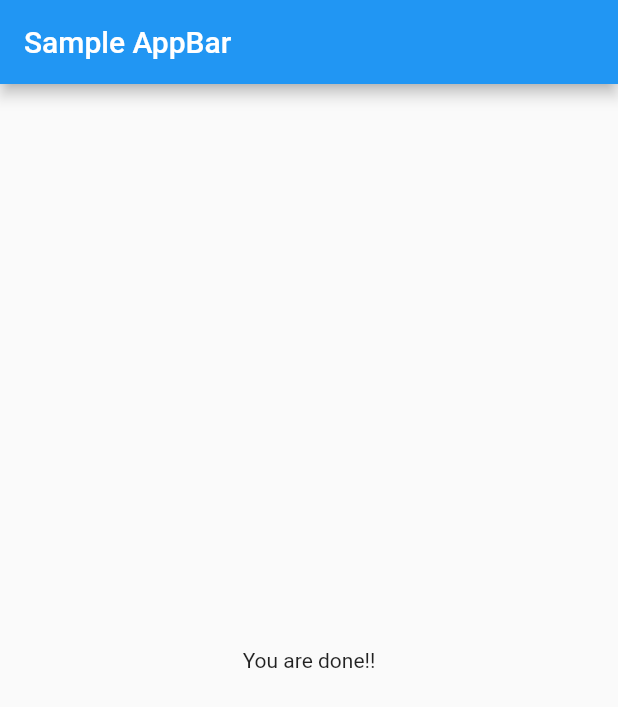
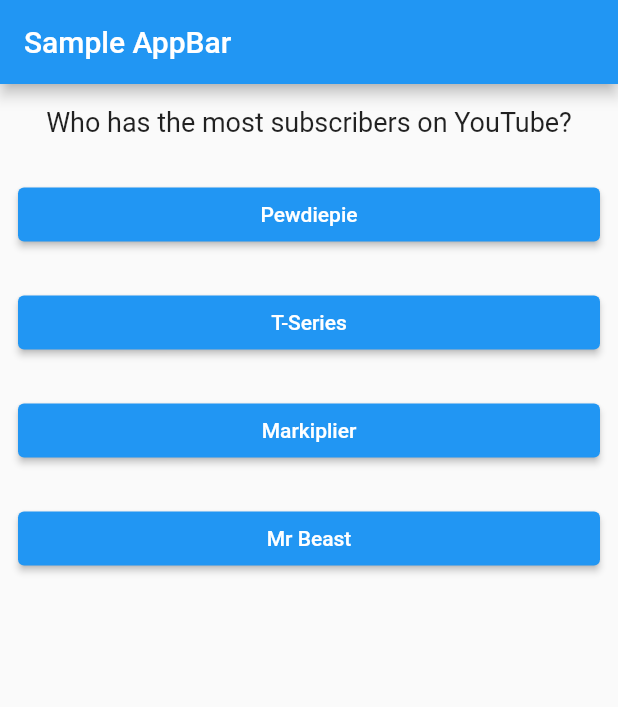
Before and after one commit to khkred/flutter-notes, a Flutter app: the screen it shows after launch, after a tap on "Larry Page", after a tap on "Rhino", after a tap on "Hyper Text Transfer Protocol", on a phone screen of 412 x 824 dp. Shown: the top 707 px of the screen. Run offline on Flutter 3.47's test engine with Material 2 defaults, Android fonts, the light colour scheme and no system bars.

Commit message:
Started score function

```diff
--- a/flutter-programs/first_project/lib/main.dart
+++ b/flutter-programs/first_project/lib/main.dart
@@ -1,7 +1,8 @@
 import 'package:flutter/material.dart';
-
+import 'results.dart';
 import 'question.dart';
 import 'answer.dart';
+import 'quiz.dart';
 
 void main() => runApp(MyApp());
 
@@ -25,7 +26,7 @@
     },
     {
       'questionText': "What is the largest mammal on Earth?",
-      'answers': ["Elephant", "Rhino", "Giraffe", "Human"]
+      'answers': ["Elephant", "Rhino", "Giraffe", "Blue Whale"]
     },
     {
       'questionText': "What is the full form of HTTP?",
@@ -34,12 +35,30 @@
         "High Transfer Transmission Protocol",
         "Hyper Text Transfer Protocol"
       ]
+    },
+    {
+      'questionText': "Who has the most subscribers on YouTube?",
+      'answers': [
+        "Pewdiepie",
+        "T-Series",
+        "Markiplier",
+        "Mr Beast"
+      ]
+    },
+    {
+      'questionText': "Did Neil Armstrong really land on the moon?",
+      'answers': [
+        "Yes",
+        "No"
+      ]
     }
   ];
 
   // Get List of Questions
 
   var _index = 0;
+
+  var answersIndex = [2,3,2,1,0];
 
   void answerChoice() {
       setState(() {
@@ -49,6 +68,10 @@
     print(_index);
   }
 
+  var score = 0;
+
+
+
   @override
   Widget build(BuildContext context) {
     return MaterialApp(
@@ -56,16 +79,7 @@
         appBar: AppBar(
           title: const Text("Sample AppBar"),
         ),
-        body: _index<_questionsList.length? Column(
-          children: [
-            Question(_questionsList[_index]['questionText'] as String),
-            ...(_questionsList[_index]['answers'] as List)
-                .map((option) => Answer(answerChoice, option))
-                .toList()
-          ],
-        ) : Center(
-          child: Text("You are done!!"),
-        ),
+        body: _index<_questionsList.length? Quiz(_questionsList,_index,answerChoice) : Results(score),
       ),
     );
   }
--- /dev/null
+++ b/flutter-programs/first_project/lib/quiz.dart
@@ -0,0 +1,22 @@
+import 'package:flutter/material.dart';
+import 'question.dart';
+import 'answer.dart';
+
+
+class Quiz extends StatelessWidget {
+  final List<Map<String, Object>> questionsList;
+  final index;
+  final Function answerChoice;
+  Quiz(this.questionsList,this.index, this.answerChoice);
+  @override
+  Widget build(BuildContext context) {
+    return Column(
+      children: [
+        Question(questionsList[index]['questionText'] as String),
+        ...(questionsList[index]['answers'] as List)
+            .map((option) => Answer(answerChoice, option))
+            .toList()
+      ],
+    );
+  }
+}
--- /dev/null
+++ b/flutter-programs/first_project/lib/results.dart
@@ -0,0 +1,13 @@
+import 'package:flutter/material.dart';
+
+class Results extends StatelessWidget {
+  final score;
+
+  Results(this.score);
+  @override
+  Widget build(BuildContext context) {
+    return Center(
+      child: Text("Your score is: $score." ),
+    );
+  }
+}
```
